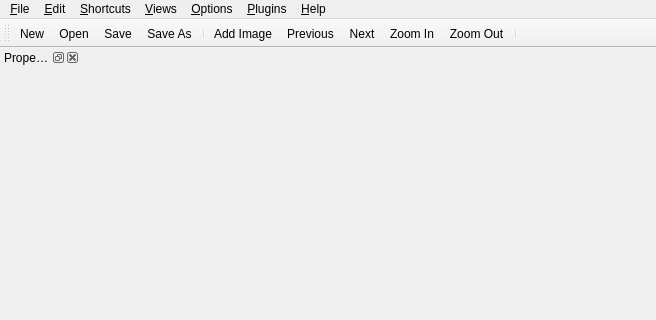
Above: sloth/gui/labeltool.ui from cvhciKIT/sloth before the change; both pictures show x 0 to 656 and y 0 to 320 of the 656 by 746 pixel window. Below: the same form after it.
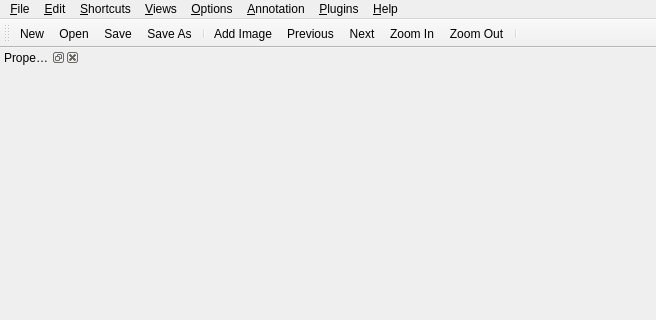
That is the form after the change. Icons and pictures are not drawn.

Commit message: add missing menu widget

```diff
--- a/sloth/gui/labeltool.ui
+++ b/sloth/gui/labeltool.ui
@@ -71,11 +71,17 @@
      <string>&amp;Options</string>
     </property>
    </widget>
+   <widget class="QMenu" name="menuAnnotation">
+    <property name="title">
+     <string>&amp;Annotation</string>
+    </property>
+   </widget>
    <addaction name="menuFile"/>
    <addaction name="menu_Edit"/>
    <addaction name="menuShortcuts"/>
    <addaction name="menu_Views"/>
    <addaction name="menuOptions"/>
+   <addaction name="menuAnnotation"/>
    <addaction name="menuPlugins"/>
    <addaction name="menu_Help"/>
   </widget>
```
